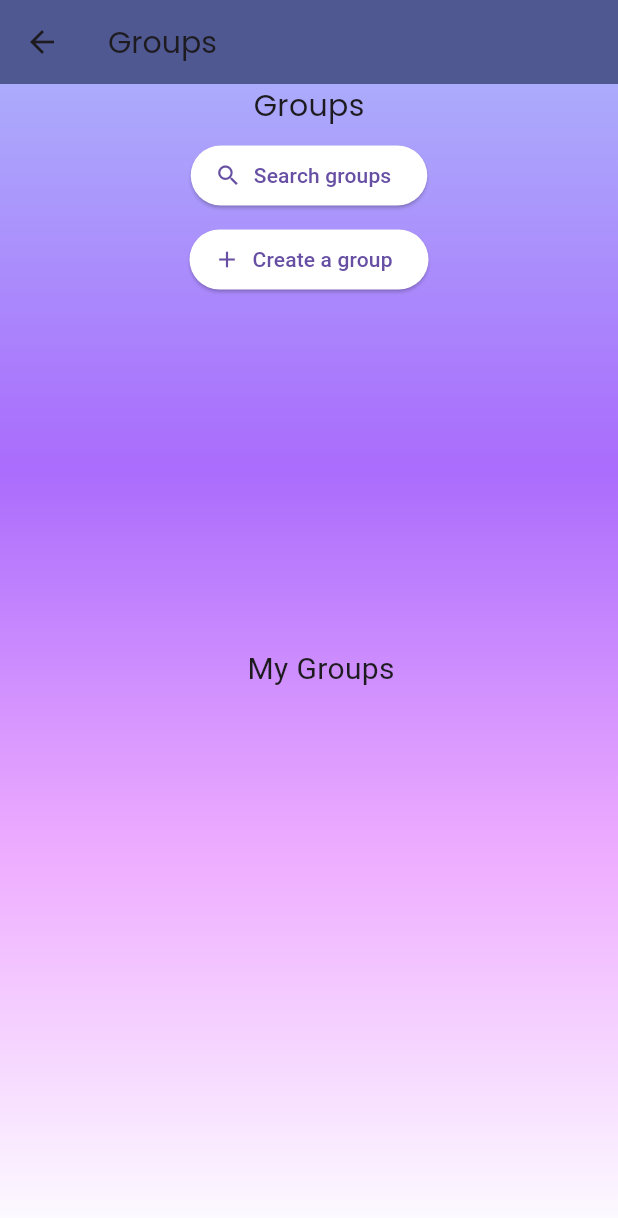
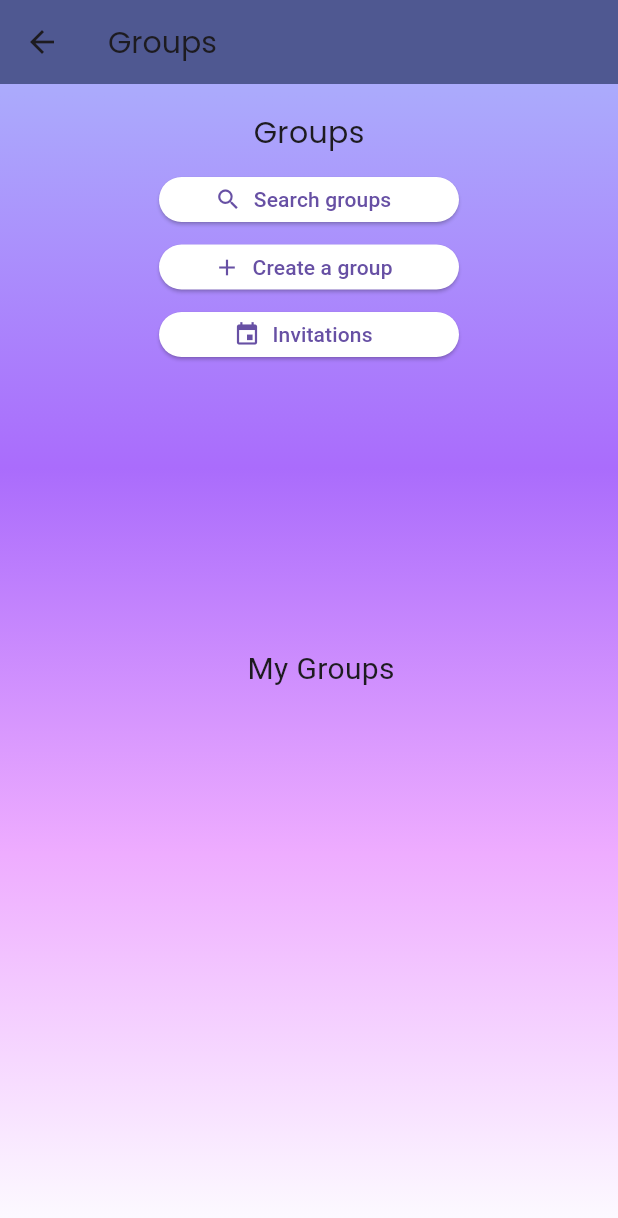
Before and after one commit to Edwinexd/dsv-pvt, a Flutter app: the screen it shows after launch, item 2 of the bottom bar chosen, on a phone screen of 412 x 824 dp. Shown: the top 1218 px of the screen. Run offline on Flutter 3.47's test engine with Material 3 defaults, Android fonts, the phone set to English and light mode, and no system bars; our stand-ins replace dio, flutter_dotenv, google_fonts; missing offline and left inert: location_picker_flutter_map; accounts and stored records are empty; network calls fail.

Commit message:
Added "Invitations" button and made changes about design.

```diff
--- a/flutter_application/lib/views/my_groups.dart
+++ b/flutter_application/lib/views/my_groups.dart
@@ -7,7 +7,6 @@ import 'package:flutter_application/views/group_creation_page.dart';
 import 'package:flutter_application/views/group_page.dart';
 import 'package:google_fonts/google_fonts.dart';
 
-
 class MyGroups extends StatefulWidget {
   MyGroups({super.key});
 
@@ -16,7 +15,6 @@ class MyGroups extends StatefulWidget {
 }
 
 class _MyGroupsState extends State<MyGroups> {
-
   List<Group> myGroups = [];
 
   @override
@@ -58,6 +56,7 @@ class _MyGroupsState extends State<MyGroups> {
               child: Column(
                 mainAxisAlignment: MainAxisAlignment.start,
                 children: [
+                  const SizedBox(height: 18),
                   Text(
                     'Groups',
                     style: GoogleFonts.poppins(
@@ -66,13 +65,18 @@ class _MyGroupsState extends State<MyGroups> {
                       ),
                     ),
                   ),
-                  const SizedBox(height: 8),
-                  ElevatedButton.icon(
+                  const SizedBox(height: 15),
+                  SizedBox(
+                    height: 30,
+                    width: 200,
+                    child: ElevatedButton.icon(
                       onPressed: () {
                         Navigator.push(
                           context,
                           MaterialPageRoute(
-                          builder: (context) => AllGroupsPage(refreshMyGroups: refreshMyGroups,),
+                            builder: (context) => AllGroupsPage(
+                              refreshMyGroups: refreshMyGroups,
+                            ),
                           ),
                         );
                       },
@@ -82,13 +86,18 @@ class _MyGroupsState extends State<MyGroups> {
                         backgroundColor: Colors.white,
                       ),
                     ),
-                  const SizedBox(height: 8),
-                  ElevatedButton.icon(
+                  ),
+                  const SizedBox(height: 15),
+                  SizedBox(
+                    height: 30,
+                    width: 200,
+                    child: ElevatedButton.icon(
                       onPressed: () {
                         Navigator.push(
                           context,
                           MaterialPageRoute(
-                          builder: (context) => GroupCreation(onGroupCreatedCallBacks: [refreshMyGroups]),
+                            builder: (context) => GroupCreation(
+                                onGroupCreatedCallBacks: [refreshMyGroups]),
                           ),
                         );
                       },
@@ -98,6 +107,20 @@ class _MyGroupsState extends State<MyGroups> {
                         backgroundColor: Colors.white,
                       ),
                     ),
+                  ),
+                  const SizedBox(height: 15),
+                  SizedBox(
+                    height: 30,
+                    width: 200,
+                    child: ElevatedButton.icon(
+                      onPressed: () {},
+                      icon: const Icon(Icons.insert_invitation),
+                      label: const Text('Invitations'),
+                      style: ElevatedButton.styleFrom(
+                        backgroundColor: Colors.white,
+                      ),
+                    ),
+                  )
                 ],
               ),
             ),
@@ -128,8 +151,7 @@ class _MyGroupsState extends State<MyGroups> {
                           Navigator.push(
                             context,
                             MaterialPageRoute(
-                              builder: ((context) =>
-                                GroupPage(group: group)),
+                              builder: ((context) => GroupPage(group: group)),
                             ),
                           );
                         },
```
Lines whose indentation alone changed are shown as unchanged.
